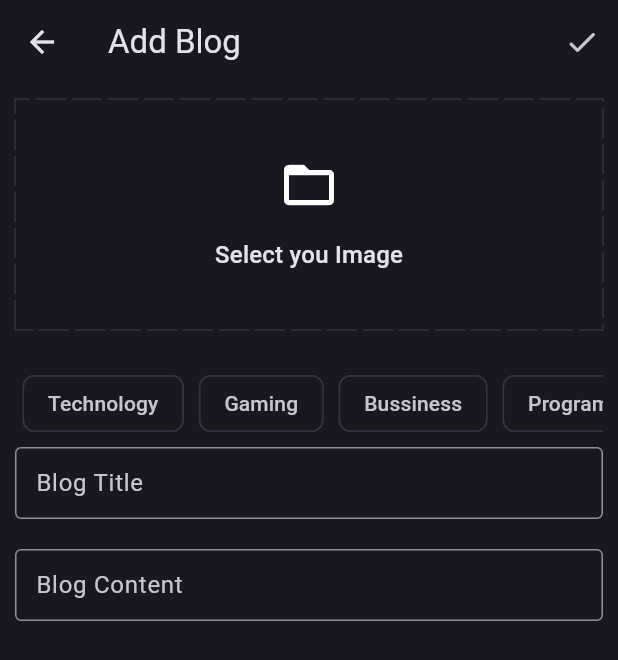
After one commit to LOGESH-RAJA/blog_app, a Flutter app: the AddNewBlogPage screen opened directly, after a tap on "Select you Image", on a phone screen of 412 x 824 dp. The commit adds this screen. Shown: the top 660 px of the screen. Run offline on Flutter 3.47's test engine with Material 3 defaults, Android fonts, the phone set to English and light mode, and no system bars; drawn by our look-alikes of dotted_border; our stand-ins replace flutter_bloc, fpdart, get_it, image_picker, supabase_flutter; accounts and stored records are empty; network calls fail.

Commit message:
feat : UI page for adding new blog post

```diff
--- /dev/null
+++ b/lib/core/common/pick_image.dart
@@ -0,0 +1,16 @@
+import 'dart:io';
+
+import 'package:image_picker/image_picker.dart';
+
+Future<File?> pickImage() async {
+  try {
+    final xfile = await ImagePicker().pickImage(source: ImageSource.gallery);
+
+    if (xfile != null) {
+      return File(xfile.path);
+    }
+    return null;
+  } catch (e) {
+    return null;
+  }
+}
--- a/lib/core/theme/theme.dart
+++ b/lib/core/theme/theme.dart
@@ -3,9 +3,11 @@ import 'package:flutter/material.dart';
 
 class AppTheme {
   static final darkThemMode = ThemeData.dark().copyWith(
-    appBarTheme: const AppBarTheme(
-      backgroundColor: AppPallete.backgroundColor
-    ),
+      chipTheme: const ChipThemeData(
+          side: BorderSide(style: BorderStyle.none),
+          color: WidgetStatePropertyAll(AppPallete.backgroundColor)),
+      appBarTheme:
+          const AppBarTheme(backgroundColor: AppPallete.backgroundColor),
       scaffoldBackgroundColor: AppPallete.backgroundColor,
       inputDecorationTheme: const InputDecorationTheme(
           contentPadding: EdgeInsets.all(10),
--- a/lib/features/auth/domain/usecases/current_user.dart
+++ b/lib/features/auth/domain/usecases/current_user.dart
@@ -1,5 +1,3 @@
-
-
 import 'package:blog_app/core/error/failure.dart';
 import 'package:blog_app/core/usecase/usecase.dart';
 import 'package:blog_app/core/common/entities/users.dart';
--- a/lib/features/auth/presentation/bloc/auth_bloc.dart
+++ b/lib/features/auth/presentation/bloc/auth_bloc.dart
@@ -5,7 +5,6 @@ import 'package:blog_app/core/common/entities/users.dart';
 import 'package:blog_app/features/auth/domain/usecases/current_user.dart';
 import 'package:blog_app/features/auth/domain/usecases/user_login.dart';
 import 'package:blog_app/features/auth/domain/usecases/user_signup.dart';
-import 'package:blog_app/features/auth/presentation/widgets/form_field.dart';
 import 'package:flutter/foundation.dart';
 import 'package:flutter_bloc/flutter_bloc.dart';
 
@@ -61,6 +60,7 @@ class AuthBloc extends Bloc<AuthEvent, AuthState> {
 
   FutureOr<void> _onAuthUserLogged(
       AuthUserLogged event, Emitter<AuthState> emit) async {
+    emit(AuthLoading());
     final result = await _currentUser.call(NoParams());
     result.fold(
       (l) {
--- a/lib/features/auth/presentation/pages/signup_page.dart
+++ b/lib/features/auth/presentation/pages/signup_page.dart
@@ -4,7 +4,6 @@ import 'package:blog_app/core/theme/app_pallete.dart';
 import 'package:blog_app/features/auth/presentation/bloc/auth_bloc.dart';
 import 'package:blog_app/features/auth/presentation/widgets/form_field.dart';
 import 'package:blog_app/features/auth/presentation/widgets/gradient_button.dart';
-import 'package:blog_app/main.dart';
 import 'package:flutter/material.dart';
 import 'package:flutter_bloc/flutter_bloc.dart';
 
--- a/lib/features/auth/presentation/widgets/form_field.dart
+++ b/lib/features/auth/presentation/widgets/form_field.dart
@@ -3,16 +3,19 @@ import 'package:flutter/material.dart';
 class AuthField extends StatelessWidget {
   final String hintText;
   final TextEditingController textEditingController;
-  const AuthField({super.key, required this.hintText, required this.textEditingController});
+  const AuthField(
+      {super.key, required this.hintText, required this.textEditingController});
 
   @override
   Widget build(BuildContext context) {
     return TextFormField(
+      autovalidateMode: AutovalidateMode.onUnfocus,
       controller: textEditingController,
       validator: (value) {
         if (value == null) {
           return '$hintText should not be empty';
         }
+        return null;
       },
       decoration: InputDecoration(hintText: hintText),
     );
--- /dev/null
+++ b/lib/features/blog/presenstation/pages/add_new_blog_page.dart
@@ -0,0 +1,140 @@
+import 'dart:io';
+import 'dart:math';
+
+import 'package:blog_app/core/common/pick_image.dart';
+import 'package:blog_app/core/theme/app_pallete.dart';
+import 'package:blog_app/features/blog/presenstation/widgets/blog_editor.dart';
+import 'package:dotted_border/dotted_border.dart';
+import 'package:flutter/material.dart';
+
+class AddNewBlogPage extends StatefulWidget {
+  const AddNewBlogPage({super.key});
+
+  @override
+  State<AddNewBlogPage> createState() => _AddNewBlogPageState();
+}
+
+class _AddNewBlogPageState extends State<AddNewBlogPage> {
+  final TextEditingController _blogTitle = TextEditingController();
+  final TextEditingController _blogContent = TextEditingController();
+  List<String> selectedtopics = [];
+  File? image;
+  @override
+  void dispose() {
+    _blogTitle.dispose();
+    _blogContent.dispose();
+    super.dispose();
+  }
+
+  // Select image from the Gallery
+  void selectImage() async {
+    final pickedImage = await pickImage();
+    if (pickedImage != null) {
+      setState(() {
+        image = pickedImage;
+      });
+    }
+  }
+
+  @override
+  Widget build(BuildContext context) {
+    return Scaffold(
+      appBar: AppBar(
+        title: const Text("Add Blog"),
+        actions: [
+          IconButton(onPressed: () {}, icon: const Icon(Icons.done_rounded))
+        ],
+      ),
+      body: Padding(
+        padding: const EdgeInsets.all(10.0),
+        child: SingleChildScrollView(
+          child: Column(
+            children: [
+              GestureDetector(
+                onTap: () {
+                  selectImage();
+                },
+                child: image != null
+                    ? ClipRRect(
+                        borderRadius: BorderRadius.circular(10),
+                        child: SizedBox(
+                            height: 150,
+                            width: double.infinity,
+                            child: Image.file(
+                              image!,
+                              fit: BoxFit.cover,
+                            )),
+                      )
+                    : DottedBorder(
+                        color: AppPallete.borderColor,
+                        dashPattern: const [20, 4],
+                        borderType: BorderType.RRect,
+                        child: Container(
+                          height: 150,
+                          width: double.infinity,
+                          child: Column(
+                            mainAxisAlignment: MainAxisAlignment.center,
+                            children: [
+                              const Icon(
+                                Icons.folder_open,
+                                size: 40,
+                              ),
+                              const SizedBox(
+                                height: 15,
+                              ),
+                              Text("Select you Image",
+                                  style:
+                                      Theme.of(context).textTheme.titleMedium)
+                            ],
+                          ),
+                        )),
+              ),
+              const SizedBox(
+                height: 20,
+              ),
+              SingleChildScrollView(
+                scrollDirection: Axis.horizontal,
+                child: Row(
+                    children:
+                        ['Technology', 'Gaming', 'Bussiness', 'Programming']
+                            .map(
+                              (e) => Padding(
+                                padding: const EdgeInsets.all(5.0),
+                                child: GestureDetector(
+                                  onTap: () {
+                                    if (selectedtopics.contains(e)) {
+                                      selectedtopics.remove(e);
+                                    } else {
+                                      selectedtopics.add(e);
+                                    }
+                                    setState(() {});
+                                  },
+                                  child: Chip(
+                                      color: selectedtopics.contains(e)
+                                          ? const WidgetStatePropertyAll(
+                                              AppPallete.gradient1)
+                                          : null,
+                                      side: selectedtopics.contains(e)
+                                          ? null
+                                          : const BorderSide(
+                                              color: AppPallete.borderColor),
+                                      label: Text(e)),
+                                ),
+                              ),
+                            )
+                            .toList()),
+              ),
+              BlogEditor(
+                  textEditingController: _blogTitle, hintText: "Blog Title"),
+              const SizedBox(
+                height: 20,
+              ),
+              BlogEditor(
+                  textEditingController: _blogContent, hintText: "Blog Content")
+            ],
+          ),
+        ),
+      ),
+    );
+  }
+}
--- /dev/null
+++ b/lib/features/blog/presenstation/pages/blog_page.dart
@@ -0,0 +1,27 @@
+import 'package:blog_app/features/blog/presenstation/pages/add_new_blog_page.dart';
+import 'package:flutter/cupertino.dart';
+import 'package:flutter/material.dart';
+
+class BlogPage extends StatelessWidget {
+  const BlogPage({super.key});
+
+  @override
+  Widget build(BuildContext context) {
+    return Scaffold(
+      appBar: AppBar(
+        title: const Text("Blog App"),
+        actions: [
+          IconButton(
+              onPressed: () {
+                Navigator.push(
+                    context,
+                    MaterialPageRoute(
+                      builder: (context) => AddNewBlogPage(),
+                    ));
+              },
+              icon: const Icon(CupertinoIcons.add_circled))
+        ],
+      ),
+    );
+  }
+}
--- /dev/null
+++ b/lib/features/blog/presenstation/widgets/blog_editor.dart
@@ -0,0 +1,19 @@
+import 'package:flutter/material.dart';
+
+class BlogEditor extends StatelessWidget {
+  final TextEditingController textEditingController;
+  final String hintText;
+  const BlogEditor(
+      {super.key, required this.textEditingController, required this.hintText});
+
+  @override
+  Widget build(BuildContext context) {
+    return TextFormField(
+      maxLines: null,
+      controller: textEditingController,
+      decoration: InputDecoration(
+        hintText: hintText,
+      ),
+    );
+  }
+}
--- a/lib/main.dart
+++ b/lib/main.dart
@@ -2,6 +2,7 @@ import 'package:blog_app/core/common/cubits/cubit/app_user.dart';
 import 'package:blog_app/core/theme/theme.dart';
 import 'package:blog_app/features/auth/presentation/bloc/auth_bloc.dart';
 import 'package:blog_app/features/auth/presentation/pages/login_page.dart';
+import 'package:blog_app/features/blog/presenstation/pages/blog_page.dart';
 import 'package:blog_app/init_dependecies.dart';
 import 'package:flutter/material.dart';
 import 'package:flutter_bloc/flutter_bloc.dart';
@@ -51,13 +52,9 @@ class _MyAppState extends State<MyApp> {
           return BlocBuilder<AppUserCubit, AppUserState>(
             builder: (context, appUserState) {
               if (appUserState is AppUserLogged) {
-                return const Scaffold(
-                  body: Center(
-                    child: Text("Loggedid"),
-                  ),
-                );
+                return const BlogPage();
               } else {
-                return LoginPage();
+                return const LoginPage();
               }
             },
           );
--- a/pubspec.yaml
+++ b/pubspec.yaml
@@ -39,6 +39,8 @@ dependencies:
   supabase_flutter: ^2.8.2
   flutter_bloc: ^8.1.6
   get_it: ^8.0.3
+  dotted_border: ^2.1.0
+  image_picker: ^1.1.2
 
 dev_dependencies:
   flutter_test:
```
Also changed, not shown: pubspec.lock, 7 other files.
